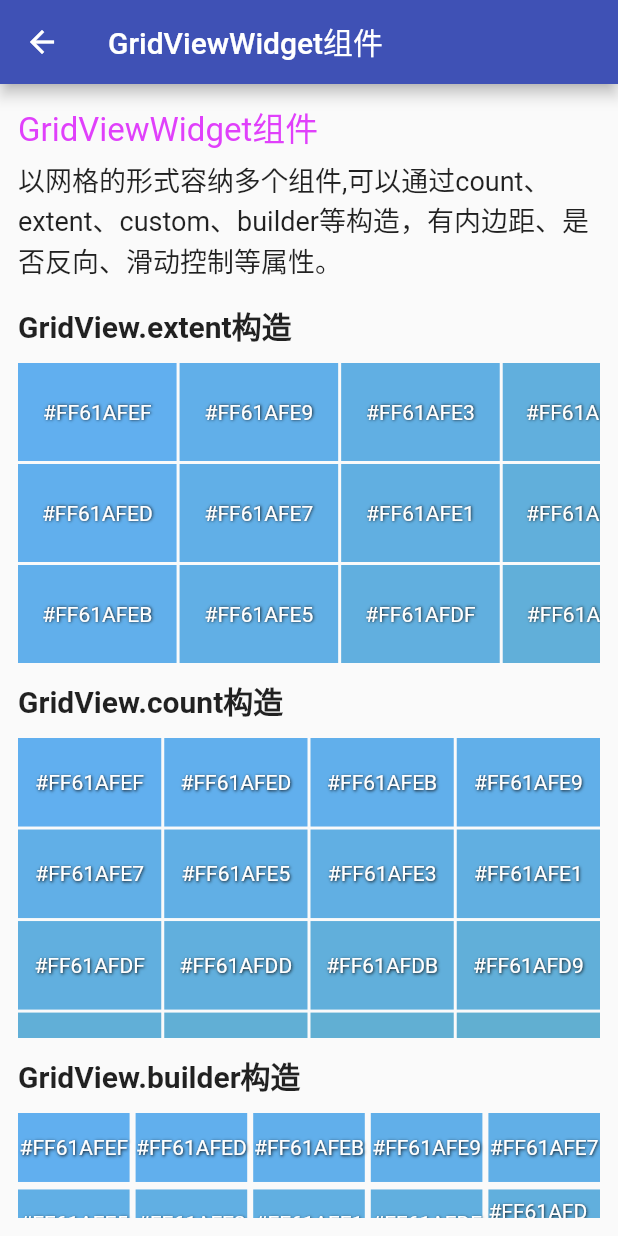
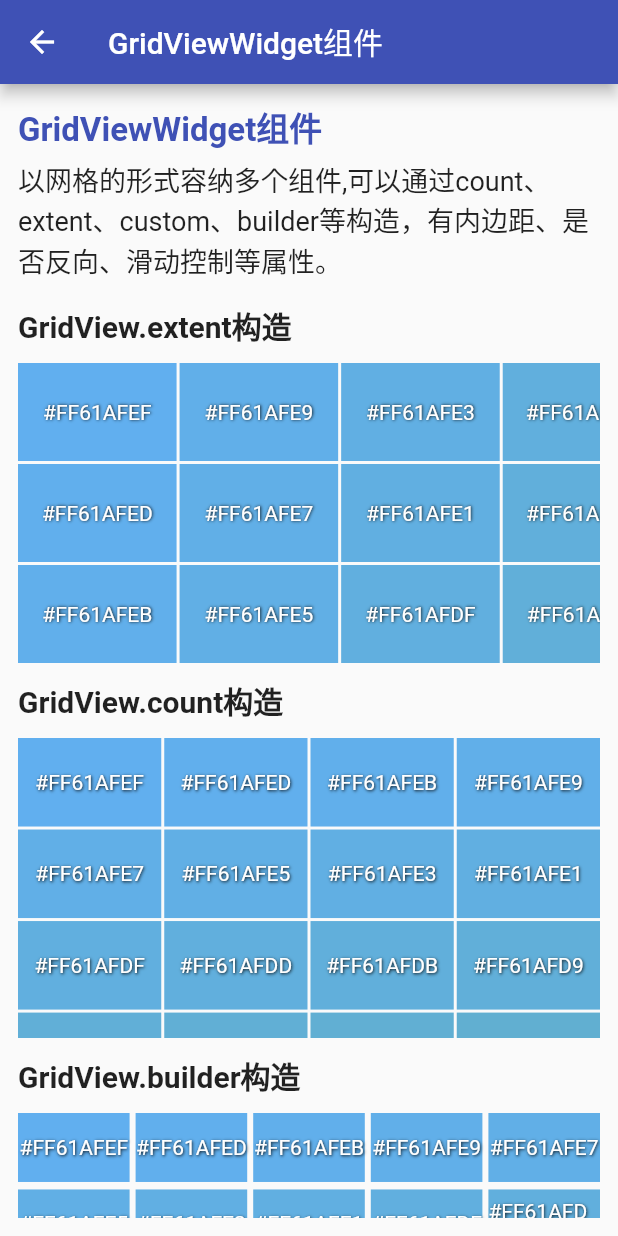
Before and after one commit to ziqicongdonglai/flutter_learning, a Flutter app: the GridViewWidget screen opened by its route, on a phone screen of 412 x 824 dp. Run offline on Flutter 3.47's test engine with Material 2 defaults, Android fonts, the phone set to English and light mode, and no system bars; missing offline and left inert: dart:ffi.

Commit message:
refactor: 抽离公共样式、数据和路由到外部文件

```diff
--- /dev/null
+++ b/flutter_demo/lib/common/data.dart
@@ -0,0 +1,43 @@
+import 'package:flutter/material.dart';
+import 'package:flutter_demo/widget/custom/widget_container.dart';
+
+final data = <dynamic>[
+  Colors.blue[50],
+  Colors.blue[100],
+  Colors.blue[200],
+  Colors.blue[300],
+  Colors.blue[400],
+  Colors.blue[500],
+  Colors.blue[600],
+  Colors.blue[700],
+  Colors.blue[800],
+  Colors.blue[900],
+];
+
+// 颜色转为文字
+String colorString(dynamic color) =>
+    "#${color.value.toRadixString(16).padLeft(8, '0').toUpperCase()}";
+
+// 无状态组件
+final statelessList = <ContainerInfo>[
+  ContainerInfo('Container', '用于容纳单个子组件的容器组件。集成了若干个单子组件的功能，如内外边距、形变、装饰、约束等。',
+      '/container'),
+  ContainerInfo(
+      'Text', '用于容纳单个子组件的容器组件,拥有的属性非常多，足够满足适应需求，核心样式由style属性控制。', '/text'),
+  ContainerInfo(
+      'ListView',
+      '可容纳多个子组件，可以通过builder、separated、custom等构造。有内边距、是否反向、滑动控制器等属性。',
+      '/listview'),
+  ContainerInfo(
+      'GridView',
+      '以网格的形式容纳多个组件,可以通过count、extent、custom、builder等构造，有内边距、是否反向、滑动控制等属性。',
+      '/gridview')
+];
+
+// 有状态组件
+final statefulList = <ContainerInfo>[
+  ContainerInfo(
+      'Image', '用于显示一张图片，可以从文件、内存、网络、资源里加载，可以指定适应方式、样式、颜色混合模式、重复模式。', '/image'),
+  ContainerInfo(
+      'SliverAppBar', 'SliverAppBar组件可以实现页面头部区域展开、折叠的效果。', '/sliverappbar'),
+];
--- /dev/null
+++ b/flutter_demo/lib/common/style.dart
@@ -0,0 +1,13 @@
+import 'package:flutter/material.dart';
+
+const titleStyle =
+    TextStyle(fontSize: 22, color: Colors.indigo, fontWeight: FontWeight.bold);
+
+const subTitleStyle =
+    TextStyle(fontSize: 20, color: Colors.black87, fontWeight: FontWeight.bold);
+
+const descStyle = TextStyle(fontSize: 18);
+
+const shadowStyle = TextStyle(fontSize: 16, color: Colors.white, shadows: [
+  Shadow(color: Colors.black, offset: Offset(.5, .5), blurRadius: 2)
+]);
--- a/flutter_demo/lib/widget/stateful/silverappbar_widget.dart
+++ b/flutter_demo/lib/widget/stateful/sliverappbar_widget.dart
@@ -2,8 +2,8 @@ import 'package:flutter/material.dart';
 
 const greenColor = Color(0xFF0C9869);
 
-class SilverAppBarWidget extends StatelessWidget {
-  const SilverAppBarWidget({Key? key}) : super(key: key);
+class SliverAppBarWidget extends StatelessWidget {
+  const SliverAppBarWidget({Key? key}) : super(key: key);
 
   @override
   Widget build(BuildContext context) {
@@ -17,7 +17,7 @@ class SilverAppBarWidget extends StatelessWidget {
               elevation: 1,
               expandedHeight: 200.0,
               flexibleSpace: FlexibleSpaceBar(
-                title: const Text('SliverAppBar'),
+                title: const Text('SliverAppBarWidget'),
                 background: Image.asset("images/bg.jpg", fit: BoxFit.cover),
               ),
             ),
--- a/flutter_demo/lib/widget/stateless/container_widget.dart
+++ b/flutter_demo/lib/widget/stateless/container_widget.dart
@@ -1,4 +1,5 @@
 import 'package:flutter/material.dart';
+import 'package:flutter_demo/common/style.dart';
 
 class ContainerWidget extends StatelessWidget {
   const ContainerWidget({Key? key}) : super(key: key);
@@ -17,14 +18,14 @@ class ContainerWidget extends StatelessWidget {
             children: [
               const Text(
                 '容器组件',
-                style: TextStyle(fontSize: 22, color: Colors.purpleAccent),
+                style: titleStyle,
               ),
               Container(
                 margin: const EdgeInsets.symmetric(vertical: 5.0),
                 child: const Text(
                   '用于容纳单个子组件的容器组件。集成了若干个单子组件的功能，'
                   '如内外边距、形变、装饰、约束等。',
-                  style: TextStyle(fontSize: 18),
+                  style: descStyle,
                 ),
               ),
               Container(
--- a/flutter_demo/lib/widget/stateless/gridview_widget.dart
+++ b/flutter_demo/lib/widget/stateless/gridview_widget.dart
@@ -1,4 +1,6 @@
 import 'package:flutter/material.dart';
+import 'package:flutter_demo/common/data.dart';
+import 'package:flutter_demo/common/style.dart';
 
 final data = List.generate(128, (i) => Color(0xFF61afef - 2 * i));
 
@@ -19,23 +21,20 @@ class GridViewWidget extends StatelessWidget {
             children: [
               const Text(
                 'GridViewWidget组件',
-                style: TextStyle(fontSize: 22, color: Colors.purpleAccent),
+                style: titleStyle,
               ),
               Container(
                 margin: const EdgeInsets.symmetric(vertical: 5.0),
                 child: const Text(
                   '以网格的形式容纳多个组件,可以通过count、extent、custom、builder等构造，有内边距、是否反向、滑动控制等属性。',
-                  style: TextStyle(fontSize: 18),
+                  style: descStyle,
                 ),
               ),
               Container(
                 margin: const EdgeInsets.symmetric(vertical: 10.0),
                 child: const Text(
                   'GridView.extent构造',
-                  style: TextStyle(
-                      fontSize: 20,
-                      color: Colors.black87,
-                      fontWeight: FontWeight.bold),
+                  style: subTitleStyle,
                 ),
               ),
               SizedBox(
@@ -53,10 +52,7 @@ class GridViewWidget extends StatelessWidget {
                 margin: const EdgeInsets.symmetric(vertical: 10.0),
                 child: const Text(
                   'GridView.count构造',
-                  style: TextStyle(
-                      fontSize: 20,
-                      color: Colors.black87,
-                      fontWeight: FontWeight.bold),
+                  style: subTitleStyle,
                 ),
               ),
               SizedBox(
@@ -73,10 +69,7 @@ class GridViewWidget extends StatelessWidget {
                 margin: const EdgeInsets.symmetric(vertical: 10.0),
                 child: const Text(
                   'GridView.builder构造',
-                  style: TextStyle(
-                      fontSize: 20,
-                      color: Colors.black87,
-                      fontWeight: FontWeight.bold),
+                  style: subTitleStyle,
                 ),
               ),
               SizedBox(
@@ -99,9 +92,6 @@ class GridViewWidget extends StatelessWidget {
     );
   }
 
-  String colorString(Color color) =>
-      "#${color.value.toRadixString(16).padLeft(8, '0').toUpperCase()}";
-
   Container _buildItem(Color color) => Container(
         alignment: Alignment.center,
         width: 100,
--- a/flutter_demo/lib/widget/stateless/listview_widget.dart
+++ b/flutter_demo/lib/widget/stateless/listview_widget.dart
@@ -1,17 +1,6 @@
 import 'package:flutter/material.dart';
-
-var data = [
-  Colors.purple[50],
-  Colors.purple[100],
-  Colors.purple[200],
-  Colors.purple[300],
-  Colors.purple[400],
-  Colors.purple[500],
-  Colors.purple[600],
-  Colors.purple[700],
-  Colors.purple[800],
-  Colors.purple[900],
-];
+import 'package:flutter_demo/common/data.dart';
+import 'package:flutter_demo/common/style.dart';
 
 class ListViewWidget extends StatelessWidget {
   const ListViewWidget({Key? key}) : super(key: key);
@@ -30,23 +19,20 @@ class ListViewWidget extends StatelessWidget {
             children: <Widget>[
               const Text(
                 '列表组件',
-                style: TextStyle(fontSize: 22, color: Colors.purpleAccent),
+                style: titleStyle,
               ),
               Container(
                 margin: const EdgeInsets.symmetric(vertical: 5.0),
                 child: const Text(
                   '列表显示的领军人物，容纳多个子组件，可以通过builder、separated、custom等构造。有内边距、是否反向、滑动控制器等属性。',
-                  style: TextStyle(fontSize: 18),
+                  style: descStyle,
                 ),
               ),
               Container(
                 margin: const EdgeInsets.symmetric(vertical: 10.0),
                 child: const Text(
                   'ListView.separated构造',
-                  style: TextStyle(
-                      fontSize: 20,
-                      color: Colors.black87,
-                      fontWeight: FontWeight.bold),
+                  style: subTitleStyle,
                 ),
               ),
               SizedBox(
@@ -64,10 +50,7 @@ class ListViewWidget extends StatelessWidget {
                 margin: const EdgeInsets.symmetric(vertical: 10.0),
                 child: const Text(
                   'ListView基本使用',
-                  style: TextStyle(
-                      fontSize: 20,
-                      color: Colors.black87,
-                      fontWeight: FontWeight.bold),
+                  style: subTitleStyle,
                 ),
               ),
               SizedBox(
@@ -84,10 +67,7 @@ class ListViewWidget extends StatelessWidget {
                 margin: const EdgeInsets.symmetric(vertical: 10.0),
                 child: const Text(
                   'ListView.builder构造',
-                  style: TextStyle(
-                      fontSize: 20,
-                      color: Colors.black87,
-                      fontWeight: FontWeight.bold),
+                  style: subTitleStyle,
                 ),
               ),
               SizedBox(
@@ -104,10 +84,6 @@ class ListViewWidget extends StatelessWidget {
   }
 }
 
-// 颜色转为文字
-String colorString(dynamic color) =>
-    "#${color.value.toRadixString(16).padLeft(8, '0').toUpperCase()}";
-
 Widget _buildItem(dynamic color) => Container(
       alignment: Alignment.center,
       height: 60,
--- a/flutter_demo/lib/widget/stateless/text_widget.dart
+++ b/flutter_demo/lib/widget/stateless/text_widget.dart
@@ -1,4 +1,5 @@
 import 'package:flutter/material.dart';
+import 'package:flutter_demo/common/style.dart';
 
 class TextWidget extends StatelessWidget {
   const TextWidget({Key? key}) : super(key: key);
@@ -24,13 +25,13 @@ class TextWidget extends StatelessWidget {
             children: [
               const Text(
                 '文本组件',
-                style: TextStyle(fontSize: 22, color: Colors.purpleAccent),
+                style: titleStyle,
               ),
               Container(
                 margin: const EdgeInsets.symmetric(vertical: 5.0),
                 child: const Text(
                   '用于容纳单个子组件的容器组件，拥有的属性非常多，足够满足适应需求，核心样式由style属性控制。',
-                  style: TextStyle(fontSize: 18),
+                  style: descStyle,
                 ),
               ),
               Container(
```
Also changed, not shown: flutter_demo/lib/common/routes.dart (added, +25 -0 lines), flutter_demo/lib/main.dart (+2 -22 lines), flutter_demo/lib/page/stateful_widget_page.dart (+3 -8 lines), flutter_demo/lib/page/stateless_widget_page.dart (+3 -9 lines), flutter_demo/lib/widget/stateful/image_widget.dart (+9 -34 lines).
